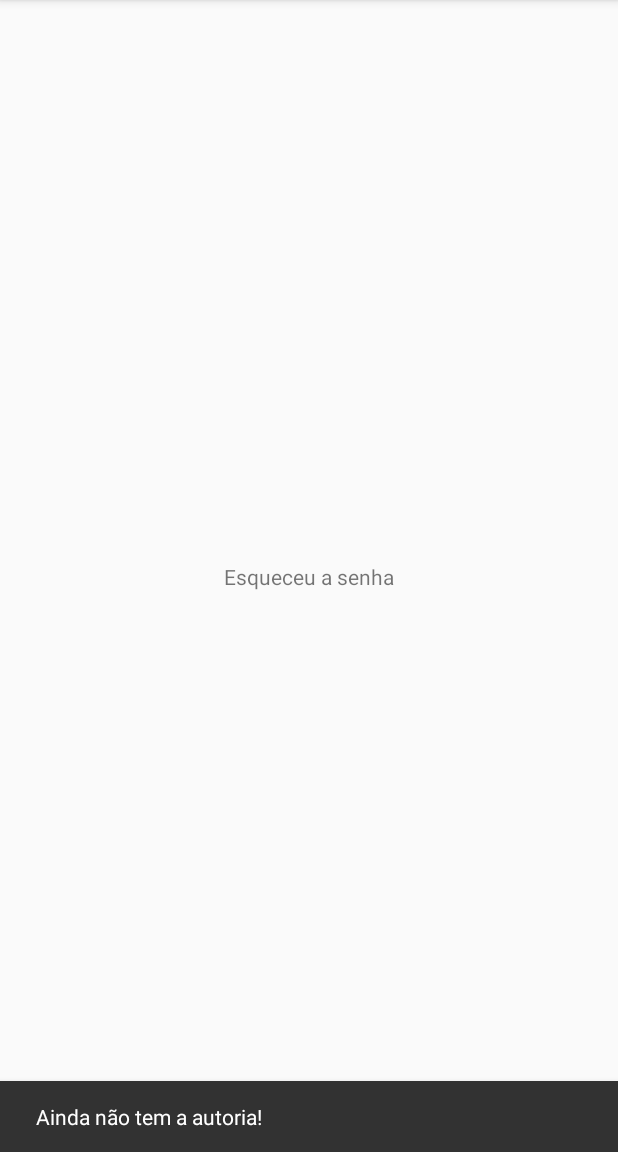
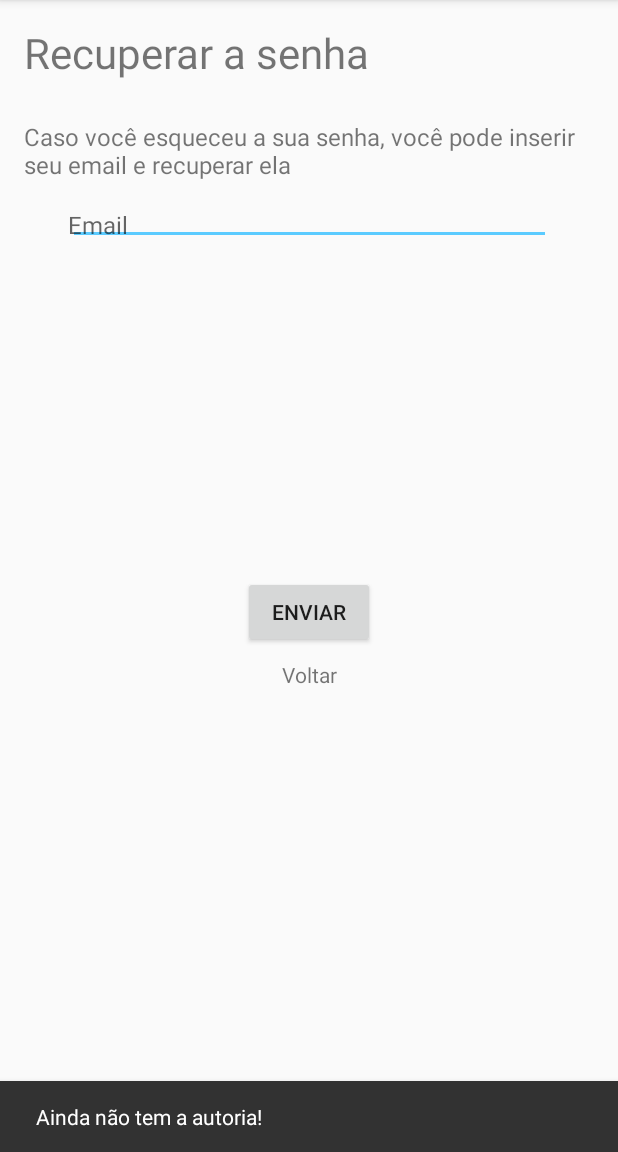
Before and after one commit to JoelGamer/My-Work_App, an Android app: the MyWorkESenha screen opened directly, with no data from a screen before it, in the options menu, after a tap on "Autorship", on a phone screen of 412 x 824 dp, the part 84-1236 px from its top. Run offline under Robolectric (Android 15) with nearby library versions, the phone set to English and light mode, and no system bars; our stand-ins replace Firebase (no records; nobody signed in at launch, a user with empty details on screens opened directly); libraries missing offline, so code that uses them is left out: com.readystatesoftware.systembartint.

Commit message:
My-Work A-1.1
Aprofundamento do uso do firebase

```diff
--- a/app/src/main/java/guitheodoro/gmail/com/myworkapp/MyWorkESenha.java
+++ b/app/src/main/java/guitheodoro/gmail/com/myworkapp/MyWorkESenha.java
@@ -1,24 +1,54 @@
 package guitheodoro.gmail.com.myworkapp;
 
 import android.content.Intent;
+import android.support.annotation.NonNull;
 import android.support.design.widget.Snackbar;
 import android.support.v7.app.AppCompatActivity;
 import android.os.Bundle;
+import android.util.Log;
 import android.view.Menu;
 import android.view.MenuItem;
+import android.view.View;
+import android.widget.Button;
+import android.widget.EditText;
 
+import com.google.android.gms.tasks.OnCompleteListener;
+import com.google.android.gms.tasks.Task;
+import com.google.firebase.auth.FirebaseAuth;
 import com.readystatesoftware.systembartint.SystemBarTintManager;
+
+import java.sql.ResultSet;
 
 import static android.support.design.widget.Snackbar.LENGTH_LONG;
 
 public class MyWorkESenha extends AppCompatActivity {
 
-    private int sckbar = 1;
-
     @Override
     protected void onCreate(Bundle savedInstanceState) {
         super.onCreate(savedInstanceState);
         setContentView(R.layout.activity_my_work_esenha);
+
+        RecuperarSenha();
+    }
+
+    private void RecuperarSenha(){
+        Button btnRec = findViewById(R.id.btnEnviarEmail);
+        final EditText email = findViewById(R.id.txtEmailES);
+
+        btnRec.setOnClickListener(new View.OnClickListener() {
+            @Override
+            public void onClick(View v) {
+                FirebaseAuth.getInstance().sendPasswordResetEmail(email.getText().toString()).addOnCompleteListener(new OnCompleteListener<Void>() {
+                    @Override
+                    public void onComplete(@NonNull Task<Void> task) {
+                        if (task.isSuccessful()) {
+                            Snackbar.make(findViewById(R.id.MyWorkESenhaLayout), "O Email foi enviado!", LENGTH_LONG).show();
+                        }
+                    }
+                });
+            }
+        });
+
     }
 
     @Override
@@ -34,7 +64,7 @@ public class MyWorkESenha extends AppCompatActivity {
                 nav_set = new Intent(this, MyWorkSettings.class);
                 break;
             case R.id.nav_autor:
-                SnackbarCreate(this.sckbar);
+                SnackbarCreate();
         }
         if(nav_set != null){
             startActivity(nav_set);
@@ -42,10 +72,12 @@ public class MyWorkESenha extends AppCompatActivity {
         return super.onOptionsItemSelected(item);
     }
 
-    private void SnackbarCreate(int sckbar){
-        if(sckbar == 1) {
-            Snackbar.make(findViewById(R.id.MyWorkESenhaLayout), "Ainda não tem a autoria!", LENGTH_LONG).show();
-        }
-        else{}
+    private void SnackbarCreate(){
+        Snackbar.make(findViewById(R.id.MyWorkESenhaLayout), "Ainda não tem a autoria!", LENGTH_LONG).show();
+    }
+
+    public void Click(View v){
+        Intent reg = new Intent(this, MyWorkLogin.class);
+        startActivity(reg);
     }
 }
--- a/app/src/main/res/layout/activity_my_work_esenha.xml
+++ b/app/src/main/res/layout/activity_my_work_esenha.xml
@@ -7,17 +7,70 @@
     android:layout_height="match_parent"
     tools:context="guitheodoro.gmail.com.myworkapp.MyWorkESenha">
 
-    <TextView
-        android:id="@+id/textView4"
-        android:layout_width="wrap_content"
+    <EditText
+        android:id="@+id/txtEmailES"
+        android:layout_width="322dp"
         android:layout_height="wrap_content"
-        android:layout_marginBottom="8dp"
-        android:layout_marginEnd="8dp"
-        android:layout_marginStart="8dp"
-        android:layout_marginTop="8dp"
-        android:text="Esqueceu a senha"
-        app:layout_constraintBottom_toBottomOf="parent"
+        android:layout_marginEnd="2dp"
+        android:layout_marginStart="2dp"
+        android:layout_marginTop="136dp"
+        android:ems="10"
+        android:hint="Email"
+        android:inputType="textPersonName"
+        android:textSize="16sp"
         app:layout_constraintEnd_toEndOf="parent"
         app:layout_constraintStart_toStartOf="parent"
         app:layout_constraintTop_toTopOf="parent" />
+
+    <TextView
+        android:id="@+id/textView14"
+        android:layout_width="wrap_content"
+        android:layout_height="wrap_content"
+        android:layout_marginStart="16dp"
+        android:layout_marginTop="16dp"
+        android:text="Recuperar a senha"
+        android:textSize="28sp"
+        app:layout_constraintStart_toStartOf="parent"
+        app:layout_constraintTop_toTopOf="parent" />
+
+    <Button
+        android:id="@+id/btnEnviarEmail"
+        android:layout_width="wrap_content"
+        android:layout_height="wrap_content"
+        android:layout_marginEnd="8dp"
+        android:layout_marginStart="8dp"
+        android:layout_marginTop="384dp"
+        android:text="Enviar"
+        app:layout_constraintEnd_toEndOf="parent"
+        app:layout_constraintStart_toStartOf="parent"
+        app:layout_constraintTop_toTopOf="parent" />
+
+    <TextView
+        android:id="@+id/lblLoginES"
+        android:layout_width="wrap_content"
+        android:layout_height="0dp"
+        android:layout_marginEnd="8dp"
+        android:layout_marginStart="8dp"
+        android:layout_marginTop="440dp"
+        android:clickable="true"
+        android:onClick="Click"
+        android:text="Voltar"
+        app:layout_constraintEnd_toEndOf="parent"
+        app:layout_constraintStart_toStartOf="parent"
+        app:layout_constraintTop_toTopOf="parent" />
+
+    <TextView
+        android:id="@+id/textView15"
+        android:layout_width="0dp"
+        android:layout_height="wrap_content"
+        android:layout_marginEnd="16dp"
+        android:layout_marginStart="16dp"
+        android:layout_marginTop="80dp"
+        android:text="Caso você esqueceu a sua senha, você pode inserir seu email e recuperar ela"
+        android:textAlignment="viewStart"
+        android:textSize="16sp"
+        app:layout_constraintEnd_toEndOf="parent"
+        app:layout_constraintStart_toStartOf="parent"
+        app:layout_constraintTop_toTopOf="parent" />
+
 </android.support.constraint.ConstraintLayout>
--- a/app/src/main/res/layout/activity_my_work_login.xml
+++ b/app/src/main/res/layout/activity_my_work_login.xml
@@ -13,7 +13,7 @@
         android:layout_height="35dp"
         android:layout_marginStart="16dp"
         android:layout_marginTop="16dp"
-        android:text="My-Work Login"
+        android:text="Login"
         android:textSize="28sp"
         app:layout_constraintStart_toStartOf="parent"
         app:layout_constraintTop_toTopOf="parent" />
--- a/app/src/main/res/layout/activity_my_work_register_firebase.xml
+++ b/app/src/main/res/layout/activity_my_work_register_firebase.xml
@@ -13,7 +13,7 @@
         android:layout_height="wrap_content"
         android:layout_marginStart="16dp"
         android:layout_marginTop="16dp"
-        android:text="My-Work Registrar"
+        android:text="Registrar-se"
         android:textSize="28sp"
         app:layout_constraintStart_toStartOf="parent"
         app:layout_constraintTop_toTopOf="parent" />
--- a/app/src/main/res/layout/my_work_main_list.xml
+++ b/app/src/main/res/layout/my_work_main_list.xml
@@ -1,4 +1,5 @@
 <LinearLayout xmlns:android="http://schemas.android.com/apk/res/android"
+    android:id="@+id/MyWorkListLayout"
     android:layout_width="fill_parent"
     android:layout_height="fill_parent"
     android:orientation="horizontal" >
```
Also changed, not shown: app/src/main/java/guitheodoro/gmail/com/myworkapp/MyWorkMain.java (+38 -18 lines).
